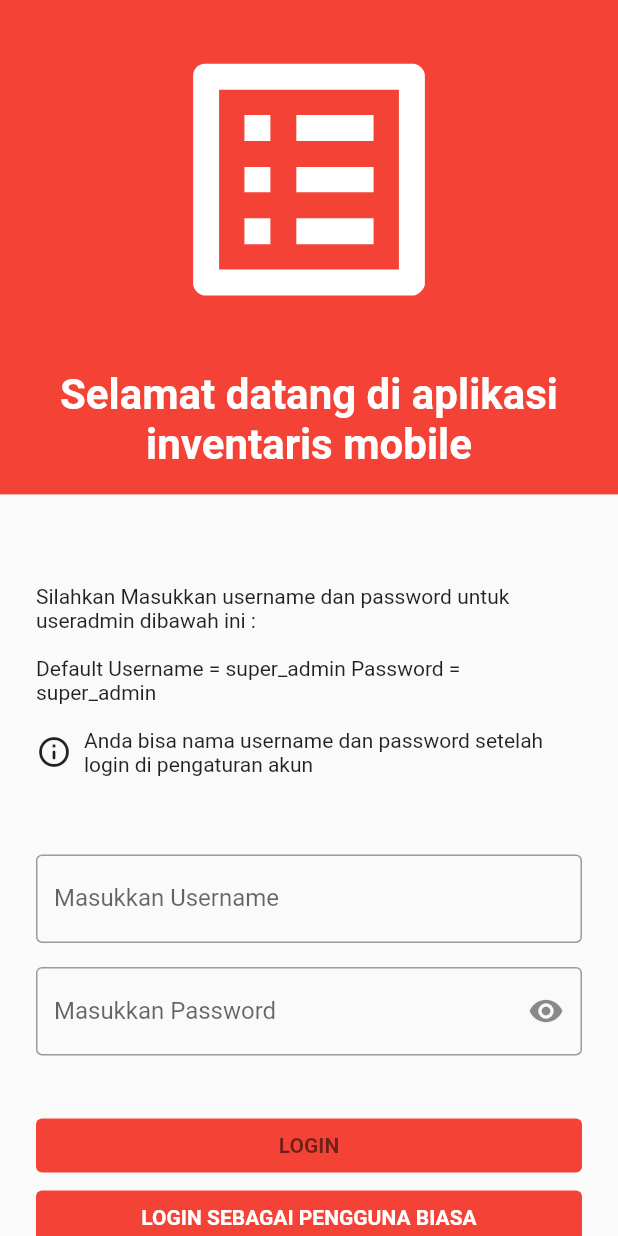
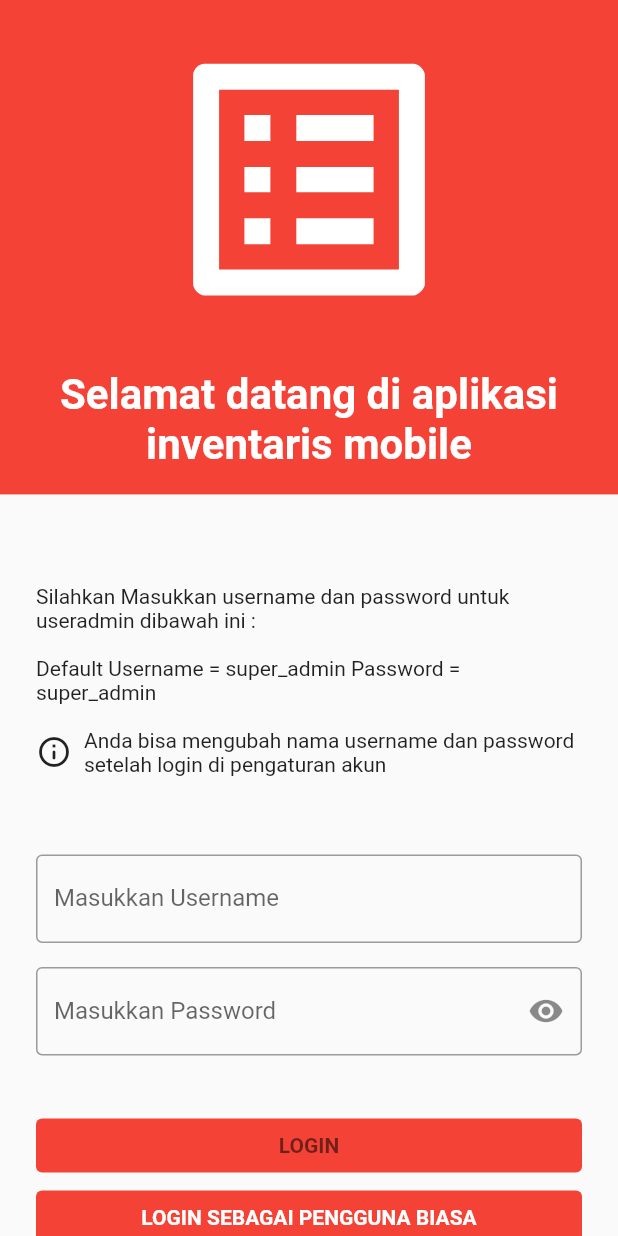
Before and after one commit to septiandjamari/program_inventaris1, a Flutter app: the screen it shows after launch, after a tap on "LOGIN SEBAGAI SUPER ADMIN", on a phone screen of 412 x 824 dp. Run offline on Flutter 3.47's test engine with Material 2 defaults, Android fonts, the light colour scheme and no system bars; our stand-ins replace file_picker, flutter_native_splash, random_string, shared_preferences.

Commit message:
commit malam 6 januari 2023

```diff
--- a/lib/autentikasi/1.halaman_login.dart
+++ b/lib/autentikasi/1.halaman_login.dart
@@ -108,7 +108,7 @@ class _HalamanLoginState extends State<HalamanLogin> {
                             children: const [
                               Icon(Icons.info_outline_rounded),
                               SizedBox(width: 8),
-                              Flexible(child: Text("Anda bisa nama username dan password setelah login di pengaturan akun")),
+                              Flexible(child: Text("Anda bisa mengubah nama username dan password setelah login di pengaturan akun")),
                             ],
                           ),
                         ),
--- a/lib/ui/5.kartu_kontrol/1.kartu_kontrol.dart
+++ b/lib/ui/5.kartu_kontrol/1.kartu_kontrol.dart
@@ -275,7 +275,7 @@ class _KartuKontrolState extends State<KartuKontrol> {
                             const Padding(
                               padding: EdgeInsets.symmetric(vertical: 12, horizontal: 16),
                               child: Text(
-                                'Daftar Kontrol',
+                                'Daftar Kartu Kontrol',
                                 style: TextStyle(fontWeight: FontWeight.bold, fontSize: 16),
                                 textAlign: TextAlign.center,
                               ),
```
